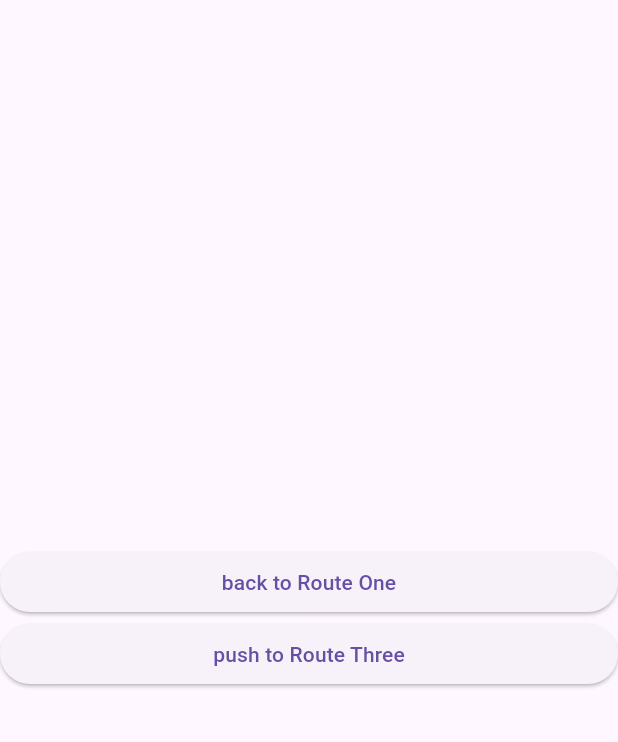
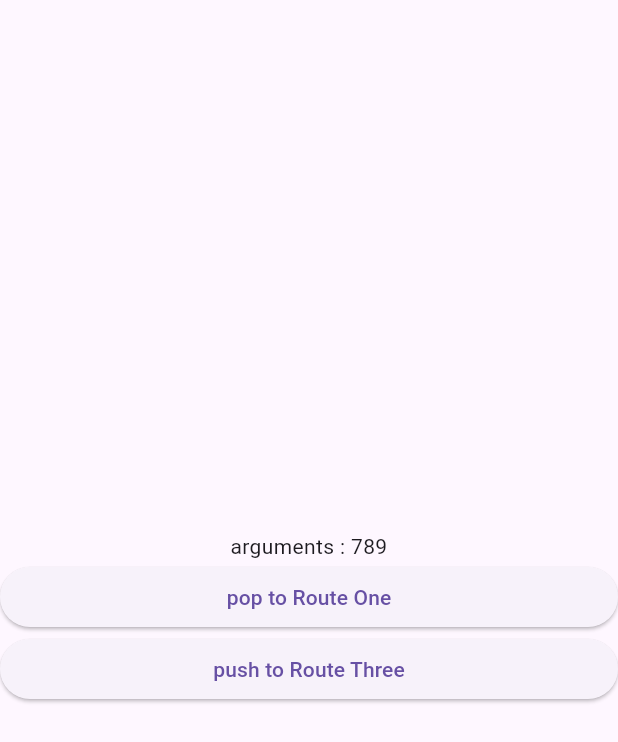
Before and after one commit to hugedreamhd/navigation, a Flutter app: the RouteOneScreen screen opened directly, after a tap on "push to RouteTwo", on a phone screen of 412 x 824 dp. Shown: the top 742 px of the screen. Run offline on Flutter 3.47's test engine with Material 3 defaults, Android fonts, the phone set to English and light mode, and no system bars.

Commit message:
materialPageRoute위젯에 setting.arguments로 값 넘기고 받기(ModalRoutefmf 이용)

```diff
--- a/lib/screen/route_one.dart
+++ b/lib/screen/route_one.dart
@@ -20,20 +20,23 @@ class RouteOneScreen extends StatelessWidget {
         crossAxisAlignment: CrossAxisAlignment.stretch,
         children: [
           Text(
-            number.toString(),
+            'arguments : ${number.toString()}',
             textAlign: TextAlign.center,
           ),
           ElevatedButton(
             onPressed: () {
               Navigator.of(context).pop(456);
             },
-            child: Text('back to homescreen'),
+            child: Text('pop to homescreen'),
           ),
           ElevatedButton(
             onPressed: () {
               Navigator.of(context).push(
                 MaterialPageRoute(
                   builder: (BuildContext context) => RouteTwoScreen(),
+                  settings: RouteSettings(
+                    arguments: 789,
+                  ),
                 ),
               );
             },
--- a/lib/screen/route_three.dart
+++ b/lib/screen/route_three.dart
@@ -14,7 +14,7 @@ class RouteThreeScreen extends StatelessWidget {
             onPressed: () {
               Navigator.of(context).pop();
             },
-            child: Text('back to RouteTwo'),
+            child: Text('pop to RouteTwo'),
           ),
         ],
       ),
--- a/lib/screen/route_two.dart
+++ b/lib/screen/route_two.dart
@@ -6,16 +6,22 @@ class RouteTwoScreen extends StatelessWidget {
 
   @override
   Widget build(BuildContext context) {
+    final arguments = ModalRoute.of(context)!.settings.arguments;
+
     return Scaffold(
       body: Column(
         crossAxisAlignment: CrossAxisAlignment.stretch,
         mainAxisAlignment: MainAxisAlignment.center,
         children: [
+          Text(
+            'arguments : ${arguments}',
+            textAlign: TextAlign.center,
+          ),
           ElevatedButton(
             onPressed: () {
               Navigator.of(context).pop();
             },
-            child: Text('back to Route One'),
+            child: Text('pop to Route One'),
           ),
           ElevatedButton(
             onPressed: () {
```
